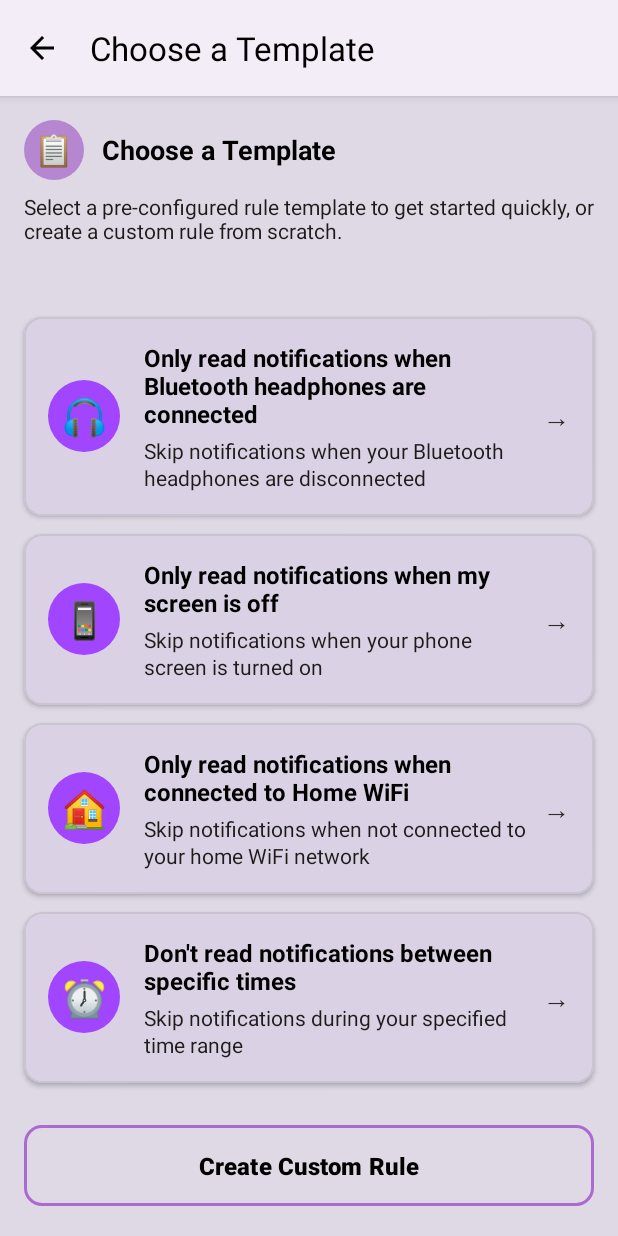
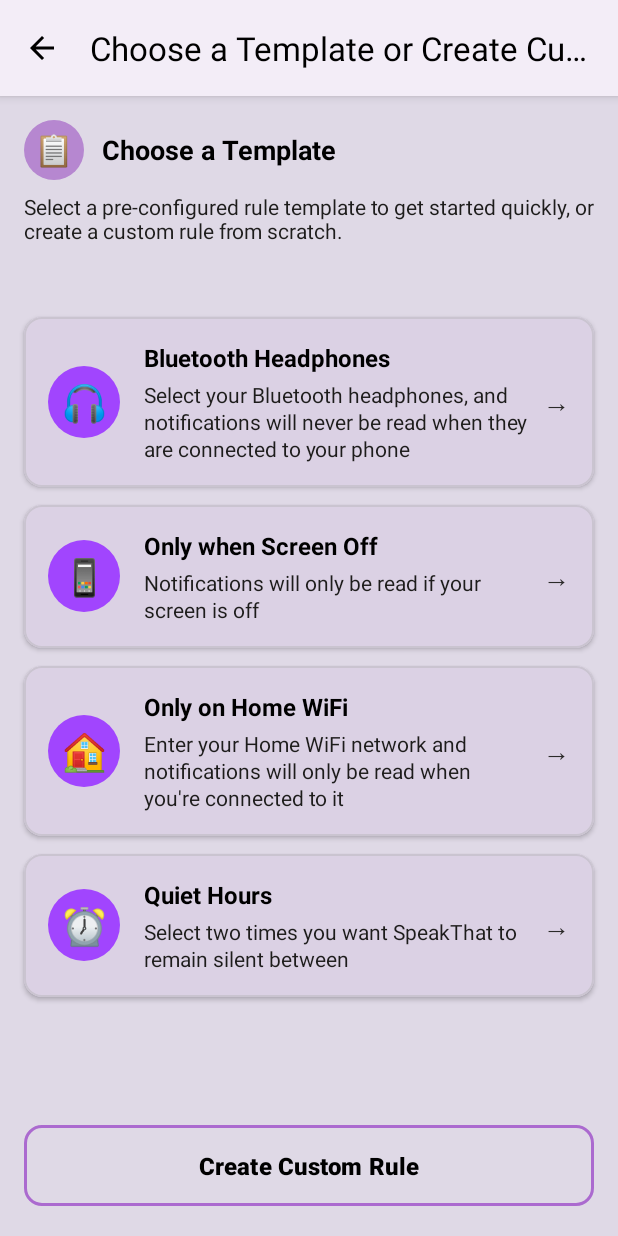
Before and after one commit to mitchib1440/SpeakThat, an Android app: the TemplateSelectionActivity screen opened directly, with no data from a screen before it, on a phone screen of 412 x 824 dp. Run offline under Robolectric (Android 15) with nearby library versions, the phone set to English and light mode, and no system bars.

Commit message:
Strings update
More text is using the Strings file rather than hardcoded text. Wording has been improved as well.

```diff
--- a/app/src/main/java/com/micoyc/speakthat/TemplateSelectionActivity.kt
+++ b/app/src/main/java/com/micoyc/speakthat/TemplateSelectionActivity.kt
@@ -44,7 +44,7 @@ class TemplateSelectionActivity : AppCompatActivity() {
 
         // Set up action bar
         supportActionBar?.setDisplayHomeAsUpEnabled(true)
-        supportActionBar?.title = "Choose a Template"
+        supportActionBar?.title = "Choose a Template or Create Custom Rule"
 
         // Initialize rule manager
         ruleManager = RuleManager(this)
@@ -62,7 +62,7 @@ class TemplateSelectionActivity : AppCompatActivity() {
 
     private fun setupRecyclerView() {
         adapter = TemplateAdapter(
-            templates = RuleTemplates.getAllTemplates(),
+            templates = RuleTemplates.getAllTemplates(this),
             onTemplateSelected = { template -> handleTemplateSelection(template) }
         )
 
@@ -71,7 +71,7 @@ class TemplateSelectionActivity : AppCompatActivity() {
             adapter = this@TemplateSelectionActivity.adapter
         }
 
-        InAppLogger.logDebug("TemplateSelectionActivity", "RecyclerView initialized with ${RuleTemplates.getAllTemplates().size} templates")
+        InAppLogger.logDebug("TemplateSelectionActivity", "RecyclerView initialized with ${RuleTemplates.getAllTemplates(this).size} templates")
     }
 
     private fun setupButtons() {
--- a/app/src/main/java/com/micoyc/speakthat/rules/RuleTemplates.kt
+++ b/app/src/main/java/com/micoyc/speakthat/rules/RuleTemplates.kt
@@ -1,6 +1,8 @@
 package com.micoyc.speakthat.rules
 
+import android.content.Context
 import com.micoyc.speakthat.InAppLogger
+import com.micoyc.speakthat.R
 
 /**
  * Rule Templates
@@ -38,13 +40,13 @@ object RuleTemplates {
     /**
      * Get all available rule templates
      */
-    fun getAllTemplates(): List<RuleTemplate> {
+    fun getAllTemplates(context: Context): List<RuleTemplate> {
         return listOf(
             // Essential templates for common use cases
-            createHeadphonesOnlyTemplate(),
-            createScreenOnTemplate(),
-            createHomeNetworkTemplate(),
-            createTimeScheduleTemplate()
+            createHeadphonesOnlyTemplate(context),
+            createScreenOnTemplate(context),
+            createHomeNetworkTemplate(context),
+            createTimeScheduleTemplate(context)
         )
     }
 
@@ -84,11 +86,11 @@ object RuleTemplates {
     // TEMPLATE DEFINITIONS
     // ============================================================================
 
-    private fun createHeadphonesOnlyTemplate(): RuleTemplate {
+    private fun createHeadphonesOnlyTemplate(context: Context): RuleTemplate {
         return RuleTemplate(
             id = "headphones_only",
-            name = "Only read notifications when Bluetooth headphones are connected",
-            description = "Skip notifications when your Bluetooth headphones are disconnected",
+            name = context.getString(R.string.template_headphones_only_name),
+            description = context.getString(R.string.template_headphones_only_description),
             icon = "🎧",
             requiresDeviceSelection = true,
             deviceType = "bluetooth",
@@ -100,13 +102,13 @@ object RuleTemplates {
                         "device_addresses" to emptySet<String>(),
                         "device_display_text" to ""
                     ),
-                    description = "When Bluetooth headphones are disconnected"
+                    description = context.getString(R.string.template_trigger_headphones_disconnected)
                 )
             ),
             actions = listOf(
                 ActionTemplate(
                     type = ActionType.DISABLE_SPEAKTHAT,
-                    description = "Skip reading this notification"
+                    description = context.getString(R.string.template_action_skip_notification)
                 )
             )
         )
@@ -114,11 +116,11 @@ object RuleTemplates {
 
 
 
-    private fun createTimeScheduleTemplate(): RuleTemplate {
+    private fun createTimeScheduleTemplate(context: Context): RuleTemplate {
         return RuleTemplate(
             id = "time_schedule",
-            name = "Don't read notifications between specific times",
-            description = "Skip notifications during your specified time range",
+            name = context.getString(R.string.template_time_schedule_name),
+            description = context.getString(R.string.template_time_schedule_description),
             icon = "⏰",
             requiresDeviceSelection = true,
             deviceType = "time_schedule",
@@ -131,13 +133,13 @@ object RuleTemplates {
                         "endHour" to 8,
                         "endMinute" to 0
                     ),
-                    description = "Between 10:00 PM and 8:00 AM"
+                    description = context.getString(R.string.template_trigger_time_between)
                 )
             ),
             actions = listOf(
                 ActionTemplate(
                     type = ActionType.DISABLE_SPEAKTHAT,
-                    description = "Skip reading this notification"
+                    description = context.getString(R.string.template_action_skip_notification)
                 )
             )
         )
@@ -145,34 +147,34 @@ object RuleTemplates {
 
 
 
-    private fun createScreenOnTemplate(): RuleTemplate {
+    private fun createScreenOnTemplate(context: Context): RuleTemplate {
         return RuleTemplate(
             id = "screen_off",
-            name = "Only read notifications when my screen is off",
-            description = "Skip notifications when your phone screen is turned on",
+            name = context.getString(R.string.template_screen_off_name),
+            description = context.getString(R.string.template_screen_off_description),
             icon = "📱",
             triggers = listOf(
                 TriggerTemplate(
                     type = TriggerType.SCREEN_STATE,
                     inverted = false, // Not inverted - trigger when screen is ON (to skip notifications)
                     data = mapOf("screenOn" to true),
-                    description = "When screen is turned on"
+                    description = context.getString(R.string.template_trigger_screen_on)
                 )
             ),
             actions = listOf(
                 ActionTemplate(
                     type = ActionType.DISABLE_SPEAKTHAT,
-                    description = "Skip reading this notification"
+                    description = context.getString(R.string.template_action_skip_notification)
                 )
             )
         )
     }
 
-    private fun createHomeNetworkTemplate(): RuleTemplate {
+    private fun createHomeNetworkTemplate(context: Context): RuleTemplate {
         return RuleTemplate(
             id = "home_network",
-            name = "Only read notifications when connected to Home WiFi",
-            description = "Skip notifications when not connected to your home WiFi network",
+            name = context.getString(R.string.template_home_network_name),
+            description = context.getString(R.string.template_home_network_description),
             icon = "🏠",
             requiresDeviceSelection = true,
             deviceType = "wifi",
@@ -180,13 +182,13 @@ object RuleTemplates {
                 TriggerTemplate(
                     type = TriggerType.WIFI_NETWORK,
                     inverted = true,
-                    description = "When not connected to home WiFi"
+                    description = context.getString(R.string.template_trigger_not_home_wifi)
                 )
             ),
             actions = listOf(
                 ActionTemplate(
                     type = ActionType.DISABLE_SPEAKTHAT,
-                    description = "Skip reading this notification"
+                    description = context.getString(R.string.template_action_skip_notification)
                 )
             )
         )
--- a/app/src/main/res/layout/activity_template_selection.xml
+++ b/app/src/main/res/layout/activity_template_selection.xml
@@ -40,7 +40,7 @@
             <TextView
                 android:layout_width="wrap_content"
                 android:layout_height="wrap_content"
-                android:text="Choose a Template"
+                android:text="@string/template_selection_title"
                 android:textSize="18sp"
                 android:textStyle="bold"
                 android:textColor="@color/text_primary"
@@ -51,7 +51,7 @@
         <TextView
             android:layout_width="match_parent"
             android:layout_height="wrap_content"
-            android:text="Select a pre-configured rule template to get started quickly, or create a custom rule from scratch."
+            android:text="@string/template_selection_description"
             android:textSize="14sp"
             android:textColor="@color/text_secondary"
             android:layout_marginBottom="16dp" />
@@ -79,7 +79,7 @@
             android:id="@+id/btnCreateCustomRule"
             android:layout_width="match_parent"
             android:layout_height="wrap_content"
-            android:text="Create Custom Rule"
+            android:text="@string/create_custom_rule"
             android:textColor="@color/text_primary"
             app:backgroundTint="?attr/colorSurface"
             app:strokeColor="@color/purple_200"
--- a/app/src/main/res/layout/item_template.xml
+++ b/app/src/main/res/layout/item_template.xml
@@ -40,7 +40,6 @@
                 android:id="@+id/textTitle"
                 android:layout_width="match_parent"
                 android:layout_height="wrap_content"
-                android:text="Template Title"
                 android:textSize="16sp"
                 android:textStyle="bold"
                 android:textColor="@color/text_primary"
@@ -50,7 +49,6 @@
                 android:id="@+id/textDescription"
                 android:layout_width="match_parent"
                 android:layout_height="wrap_content"
-                android:text="Template description goes here with more details about what this rule does."
                 android:textSize="14sp"
                 android:textColor="@color/text_secondary"
                 android:lineSpacingExtra="2dp" />
--- a/app/src/main/res/values/strings.xml
+++ b/app/src/main/res/values/strings.xml
@@ -282,4 +282,31 @@ This feature is especially useful for accessibility, desk users, and anyone who
     <string name="tts_format_app_only">{app}</string>
     <string name="tts_format_varied">VARIED</string>
     <string name="tts_format_custom">CUSTOM</string>
+
+    <!-- Rule Builder Templates -->
+    <string name="template_selection_title">Choose a Template</string>
+    <string name="template_selection_description">Select a pre-configured rule template to get started quickly, or create a custom rule from scratch.</string>
+    <string name="create_custom_rule">Create Custom Rule</string>
+
+    <!-- Template Names -->
+    <string name="template_headphones_only_name">Bluetooth Headphones</string>
+    <string name="template_headphones_only_description">Select your Bluetooth headphones, and notifications will never be read when they are connected to your phone</string>
+
+    <string name="template_time_schedule_name">Quiet Hours</string>
+    <string name="template_time_schedule_description">Select two times you want SpeakThat to remain silent between</string>
+
+    <string name="template_screen_off_name">Only when Screen Off</string>
+    <string name="template_screen_off_description">Notifications will only be read if your screen is off</string>
+
+    <string name="template_home_network_name">Only on Home WiFi</string>
+    <string name="template_home_network_description">Enter your Home WiFi network and notifications will only be read when you\'re connected to it</string>
+
+    <!-- Template Trigger Descriptions -->
+    <string name="template_trigger_headphones_disconnected">When Bluetooth headphones are disconnected</string>
+    <string name="template_trigger_time_between">Between 10:00 PM and 8:00 AM</string>
+    <string name="template_trigger_screen_on">When screen is turned on</string>
+    <string name="template_trigger_not_home_wifi">When not connected to Home WiFi</string>
+
+    <!-- Template Action Descriptions -->
+    <string name="template_action_skip_notification">Don\'t read notifications</string>
 </resources>
```
Also changed, not shown: 2 other files.
